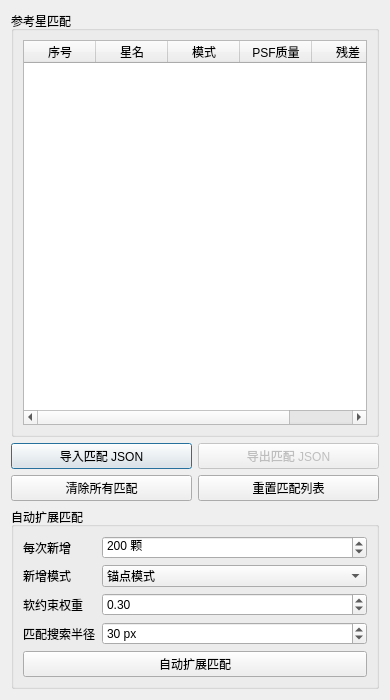
Before: the Qt Designer form meteoalign/ui/star_pair_assistant_dialog.ui in HG731GZ/HGMeteoTool, drawn with Qt 5.
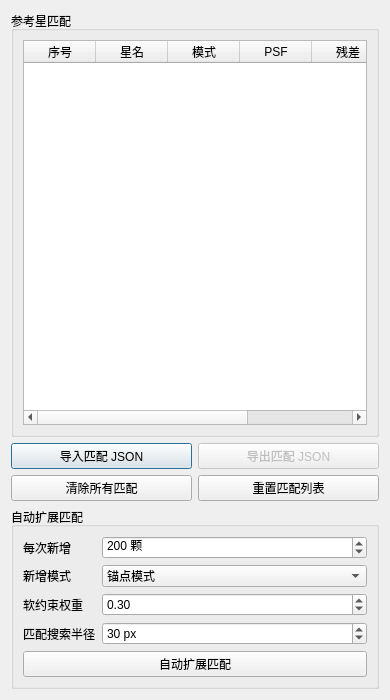
After: the same form once the commit is applied.

Commit message: 星点匹配列表加入标注显示功能

```diff
--- a/meteoalign/ui/star_pair_assistant_dialog.ui
+++ b/meteoalign/ui/star_pair_assistant_dialog.ui
@@ -59,7 +59,7 @@
          <number>0</number>
         </property>
         <property name="columnCount">
-         <number>5</number>
+         <number>6</number>
         </property>
         <attribute name="horizontalHeaderCascadingSectionResizes">
          <bool>false</bool>
@@ -68,7 +68,7 @@
          <number>72</number>
         </attribute>
         <attribute name="horizontalHeaderMinimumSectionSize">
-         <number>40</number>
+         <number>24</number>
         </attribute>
         <attribute name="horizontalHeaderStretchLastSection">
          <bool>false</bool>
@@ -93,7 +93,7 @@
         </column>
         <column>
          <property name="text">
-          <string>PSF质量</string>
+          <string>PSF</string>
          </property>
         </column>
         <column>
@@ -101,6 +101,11 @@
           <string>残差</string>
          </property>
         </column>
+        <column>
+         <property name="text">
+          <string>标注</string>
+         </property>
+        </column>
        </widget>
       </item>
      </layout>
```
The commit also changes 14 other files.
